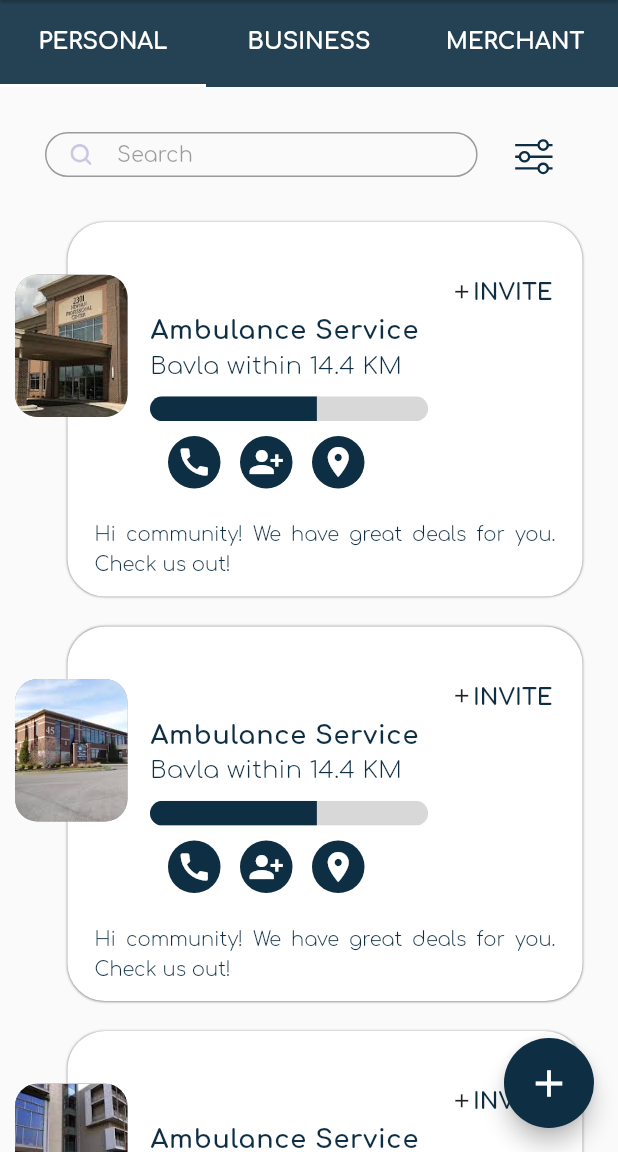
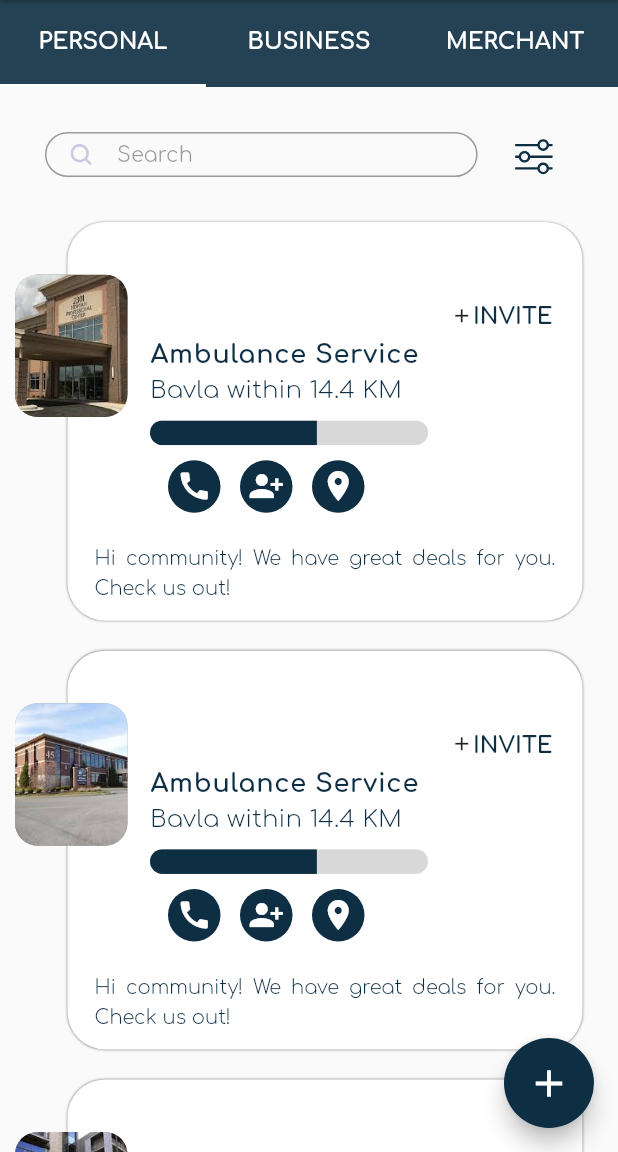
Before and after one commit to ranadhaval/NetclanExplorer, a Flutter app: the screen it shows after launch, on a phone screen of 412 x 824 dp, the part 84-1236 px from its top. Run offline on Flutter 3.47's test engine with Material 2 defaults, Android fonts, the phone set to English and light mode, and no system bars; our stand-ins replace flutter_svg, get, get_storage, sizer; Roboto replaces fonts that are missing (BAMANPITH, Dholka).

Commit message:
Update explore_screen.dart

```diff
--- a/lib/Pages/Explore/explore_screen.dart
+++ b/lib/Pages/Explore/explore_screen.dart
@@ -274,7 +274,7 @@ class _ExploreState extends State<Explore> with SingleTickerProviderStateMixin {
         left: Constant.serviceTileBottomPadding,
       ),
       child: Container(
-        height: MediaQuery.of(context).size.height / Constant.serviceTileHeight,
+        // height: MediaQuery.of(context).size.height / Constant.serviceTileHeight,
         width: MediaQuery.of(context).size.width,
         decoration: BoxDecoration(
           borderRadius: BorderRadius.circular(Constant.serviceTileBorderCorner),
```
